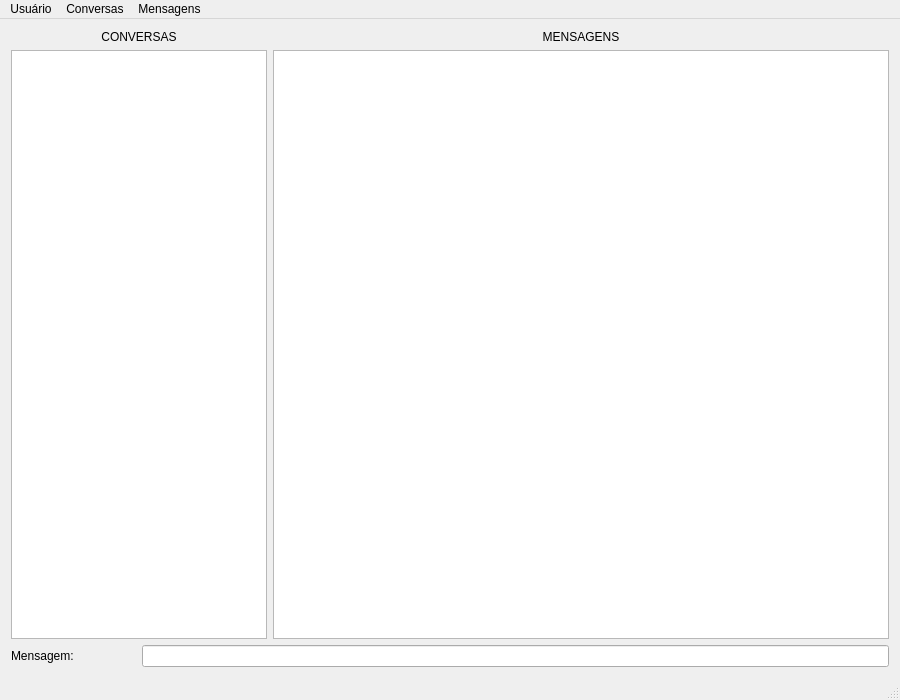
The window that WhatsProg_cliente_incompleto/WhatsProg_cliente/whatsprogmain.ui (camilabga/whatsprog) describes before a commit, drawn with Qt 5.
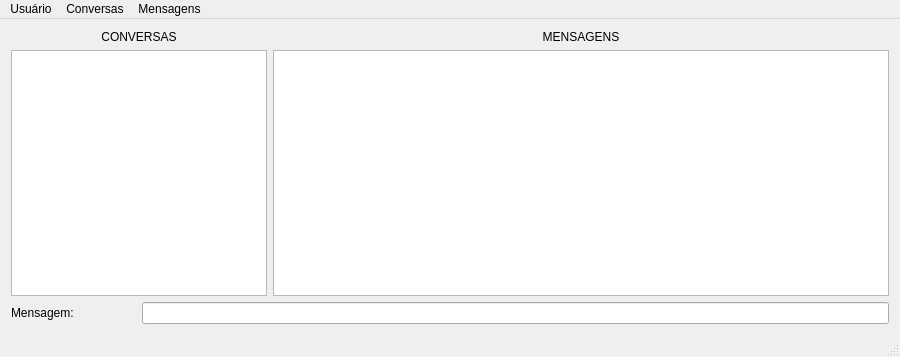
The same window after the commit.

Patch:
```diff
--- a/WhatsProg_cliente_incompleto/WhatsProg_cliente/whatsprogmain.ui
+++ b/WhatsProg_cliente_incompleto/WhatsProg_cliente/whatsprogmain.ui
@@ -7,7 +7,7 @@
     <x>0</x>
     <y>0</y>
     <width>900</width>
-    <height>700</height>
+    <height>357</height>
    </rect>
   </property>
   <property name="windowTitle">
```
